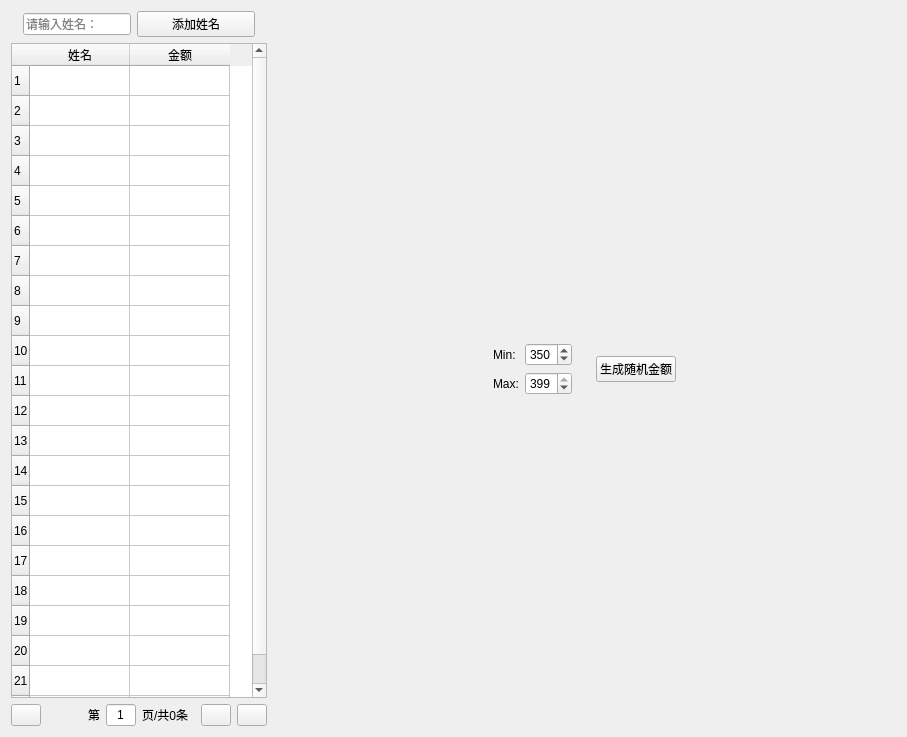
The window that PythonProjects/OmronOfficeSystem/TaxiUi.ui (MmMmMqianq/OmronOfficeSystem) describes before a commit, drawn with Qt 5.
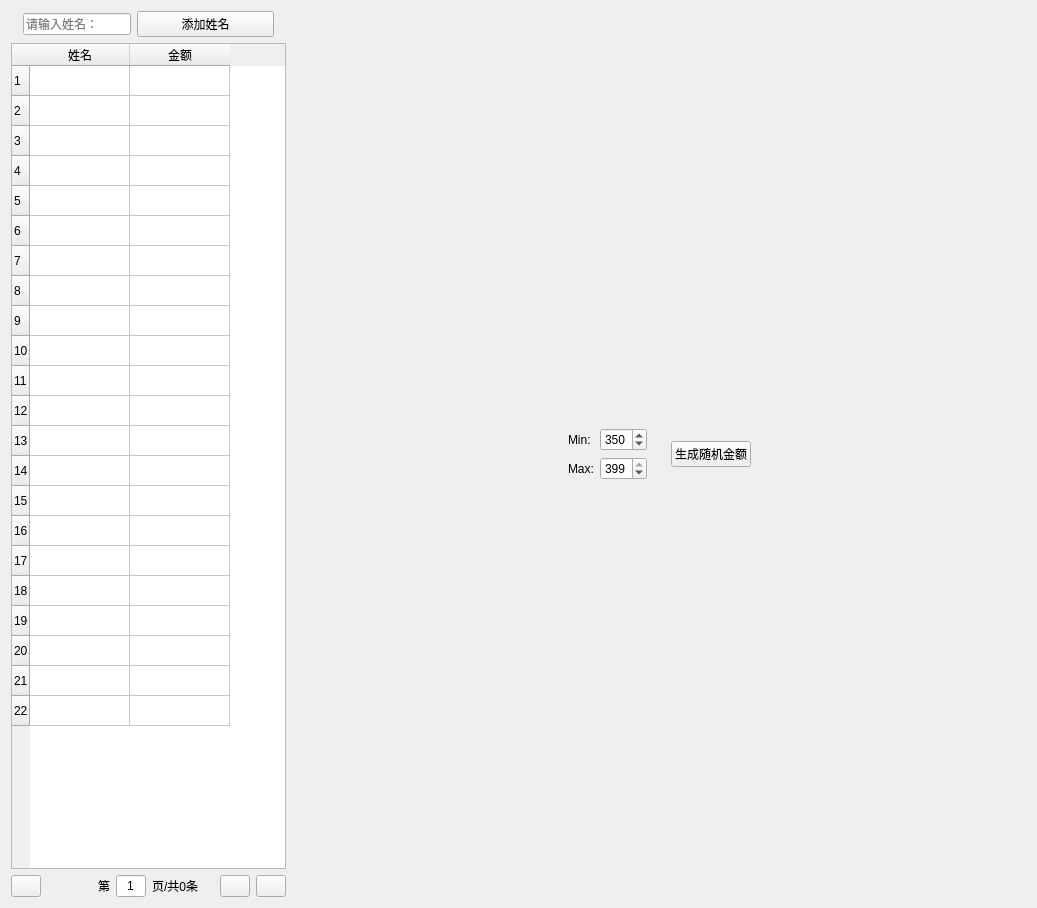
The same window after the commit. Icons and pictures are not drawn.

```diff
--- a/PythonProjects/OmronOfficeSystem/TaxiUi.ui
+++ b/PythonProjects/OmronOfficeSystem/TaxiUi.ui
@@ -6,8 +6,8 @@
    <rect>
     <x>0</x>
     <y>0</y>
-    <width>907</width>
-    <height>737</height>
+    <width>1037</width>
+    <height>908</height>
    </rect>
   </property>
   <property name="windowTitle">
@@ -466,7 +466,7 @@
      </property>
      <property name="sizeHint" stdset="0">
       <size>
-       <width>174</width>
+       <width>239</width>
        <height>20</height>
       </size>
      </property>
```
Left out of the diff: 2 changed lines with no effect on the pictures.
